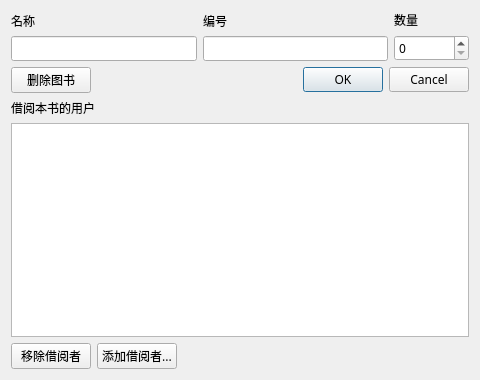
First picture: the form in bookinfodialog.ui, repository hawa130/LibraryManage, before the edit.
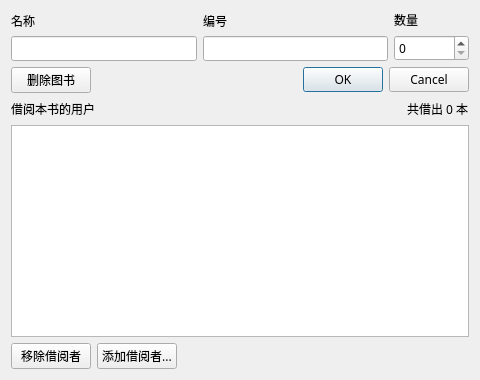
Second picture: the form after the edit.

Patch:
```diff
--- a/bookinfodialog.ui
+++ b/bookinfodialog.ui
@@ -103,11 +103,35 @@
     </layout>
    </item>
    <item>
+    <layout class="QHBoxLayout" name="horizontalLayout_4">
+     <item>
     <widget class="QLabel" name="label_4">
      <property name="text">
       <string>借阅本书的用户</string>
      </property>
     </widget>
+     </item>
+     <item>
+      <spacer name="horizontalSpacer_2">
+       <property name="orientation">
+        <enum>Qt::Horizontal</enum>
+       </property>
+       <property name="sizeHint" stdset="0">
+        <size>
+         <width>40</width>
+         <height>20</height>
+        </size>
+       </property>
+      </spacer>
+     </item>
+     <item>
+      <widget class="QLabel" name="numLabel">
+       <property name="text">
+        <string>共借出 0 本</string>
+       </property>
+      </widget>
+     </item>
+    </layout>
    </item>
    <item>
     <widget class="QTableView" name="tableView"/>
```
Lines whose indentation alone changed are shown as unchanged.
